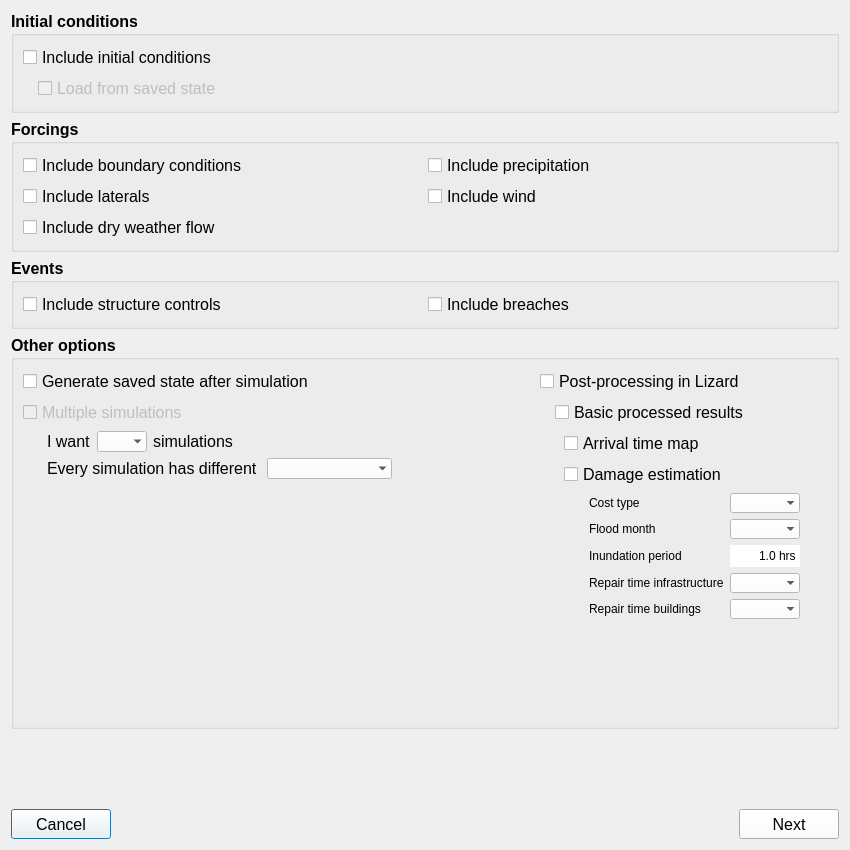
Before: the Qt Designer form threedi_models_and_simulations/ui/simulation_wizard/init_dialog.ui in nens/threedi-api-qgis-client, drawn with Qt 5.
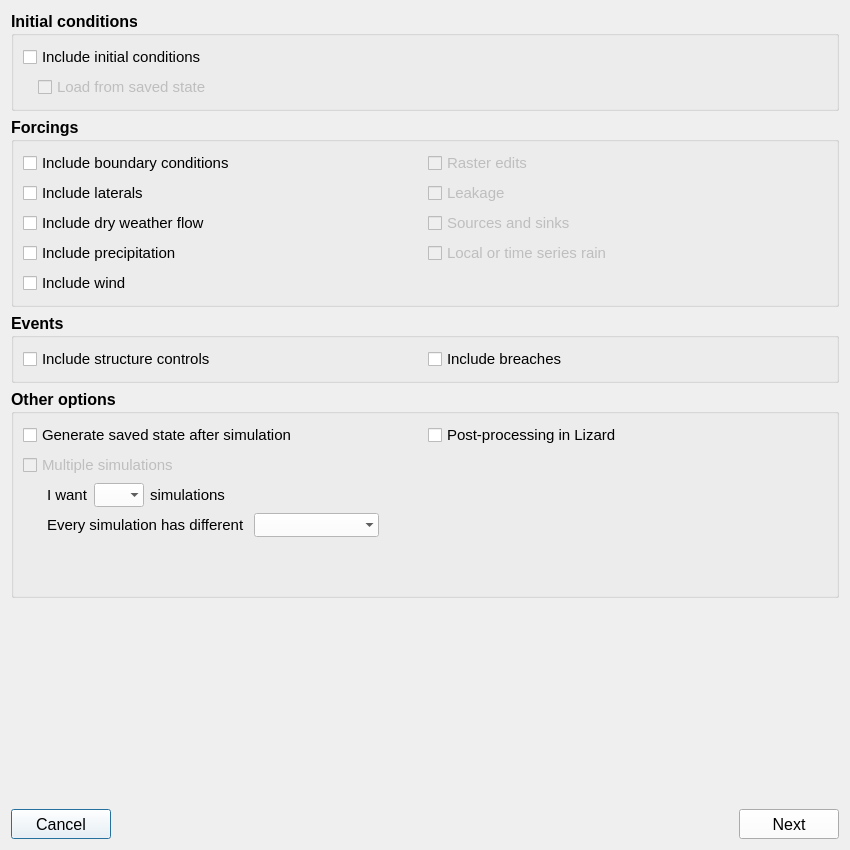
After: the same form once the commit is applied.

Commit message: Moved post-processing in Lizard to the separate simulation wizard page.

What changed in the file:
```diff
--- a/threedi_models_and_simulations/ui/simulation_wizard/init_dialog.ui
+++ b/threedi_models_and_simulations/ui/simulation_wizard/init_dialog.ui
@@ -108,7 +108,7 @@
              <property name="font">
               <font>
                <family>Segoe UI</family>
-               <pointsize>12</pointsize>
+               <pointsize>11</pointsize>
                <weight>50</weight>
                <bold>false</bold>
               </font>
@@ -126,7 +126,7 @@
           <property name="font">
            <font>
             <family>Segoe UI</family>
-            <pointsize>12</pointsize>
+            <pointsize>11</pointsize>
             <weight>50</weight>
             <bold>false</bold>
            </font>
@@ -153,27 +153,12 @@
         <string>Forcings</string>
        </property>
        <layout class="QGridLayout" name="gridLayout_6">
-        <item row="2" column="0">
-         <widget class="QCheckBox" name="cb_dwf">
-          <property name="font">
-           <font>
-            <family>Segoe UI</family>
-            <pointsize>12</pointsize>
-            <weight>50</weight>
-            <bold>false</bold>
-           </font>
-          </property>
-          <property name="text">
-           <string>Include dry weather flow</string>
-          </property>
-         </widget>
-        </item>
         <item row="1" column="0">
          <widget class="QCheckBox" name="cb_laterals">
           <property name="font">
            <font>
             <family>Segoe UI</family>
-            <pointsize>12</pointsize>
+            <pointsize>11</pointsize>
             <weight>50</weight>
             <bold>false</bold>
            </font>
@@ -183,6 +168,111 @@
           </property>
          </widget>
         </item>
+        <item row="1" column="1">
+         <widget class="QCheckBox" name="cb_leakage">
+          <property name="enabled">
+           <bool>false</bool>
+          </property>
+          <property name="font">
+           <font>
+            <family>Segoe UI</family>
+            <pointsize>11</pointsize>
+            <weight>50</weight>
+            <bold>false</bold>
+           </font>
+          </property>
+          <property name="text">
+           <string>Leakage</string>
+          </property>
+         </widget>
+        </item>
+        <item row="3" column="0">
+         <widget class="QCheckBox" name="cb_precipitation">
+          <property name="font">
+           <font>
+            <family>Segoe UI</family>
+            <pointsize>11</pointsize>
+            <weight>50</weight>
+            <bold>false</bold>
+           </font>
+          </property>
+          <property name="layoutDirection">
+           <enum>Qt::LeftToRight</enum>
+          </property>
+          <property name="text">
+           <string>Include precipitation</string>
+          </property>
+         </widget>
+        </item>
+        <item row="2" column="1">
+         <widget class="QCheckBox" name="cb_sources_sinks">
+          <property name="enabled">
+           <bool>false</bool>
+          </property>
+          <property name="font">
+           <font>
+            <family>Segoe UI</family>
+            <pointsize>11</pointsize>
+            <weight>50</weight>
+            <bold>false</bold>
+           </font>
+          </property>
+          <property name="text">
+           <string>Sources and sinks</string>
+          </property>
+         </widget>
+        </item>
+        <item row="0" column="1">
+         <widget class="QCheckBox" name="cb_raster_edits">
+          <property name="enabled">
+           <bool>false</bool>
+          </property>
+          <property name="font">
+           <font>
+            <family>Segoe UI</family>
+            <pointsize>11</pointsize>
+            <weight>50</weight>
+            <bold>false</bold>
+           </font>
+          </property>
+          <property name="text">
+           <string>Raster edits</string>
+          </property>
+         </widget>
+        </item>
+        <item row="3" column="1">
+         <widget class="QCheckBox" name="cb_local_or_ts_rain">
+          <property name="enabled">
+           <bool>false</bool>
+          </property>
+          <property name="font">
+           <font>
+            <family>Segoe UI</family>
+            <pointsize>11</pointsize>
+            <weight>50</weight>
+            <bold>false</bold>
+           </font>
+          </property>
+          <property name="text">
+           <string>Local or time series rain</string>
+          </property>
+         </widget>
+        </item>
+        <item row="2" column="0">
+         <widget class="QCheckBox" name="cb_dwf">
+          <property name="font">
+           <font>
+            <family>Segoe UI</family>
+            <pointsize>11</pointsize>
+            <weight>50</weight>
+            <bold>false</bold>
+           </font>
+          </property>
+          <property name="text">
+           <string>Include dry weather flow</string>
+          </property>
+         </widget>
+        </item>
         <item row="0" column="0">
          <widget class="QCheckBox" name="cb_boundary">
           <property name="enabled">
@@ -197,7 +287,7 @@
           <property name="font">
            <font>
             <family>Segoe UI</family>
-            <pointsize>12</pointsize>
+            <pointsize>11</pointsize>
             <weight>50</weight>
             <bold>false</bold>
            </font>
@@ -207,30 +297,12 @@
           </property>
          </widget>
         </item>
-        <item row="0" column="1">
-         <widget class="QCheckBox" name="cb_precipitation">
-          <property name="font">
-           <font>
-            <family>Segoe UI</family>
-            <pointsize>12</pointsize>
-            <weight>50</weight>
-            <bold>false</bold>
-           </font>
-          </property>
-          <property name="layoutDirection">
-           <enum>Qt::LeftToRight</enum>
-          </property>
-          <property name="text">
-           <string>Include precipitation</string>
-          </property>
-         </widget>
-        </item>
-        <item row="1" column="1">
+        <item row="4" column="0">
          <widget class="QCheckBox" name="cb_wind">
           <property name="font">
            <font>
             <family>Segoe UI</family>
-            <pointsize>12</pointsize>
+            <pointsize>11</pointsize>
             <weight>50</weight>
             <bold>false</bold>
            </font>
@@ -265,7 +337,7 @@
           <property name="font">
            <font>
             <family>Segoe UI</family>
-            <pointsize>12</pointsize>
+            <pointsize>11</pointsize>
             <weight>50</weight>
             <bold>false</bold>
            </font>
@@ -280,7 +352,7 @@
           <property name="font">
            <font>
             <family>Segoe UI</family>
-            <pointsize>12</pointsize>
+            <pointsize>11</pointsize>
             <weight>50</weight>
             <bold>false</bold>
            </font>
@@ -307,682 +379,6 @@
         <string>Other options</string>
        </property>
        <layout class="QGridLayout" name="gridLayout_7">
-        <item row="0" column="1">
-         <widget class="QCheckBox" name="cb_postprocess">
-          <property name="font">
-           <font>
-            <family>Segoe UI</family>
-            <pointsize>12</pointsize>
-            <weight>50</weight>
-            <bold>false</bold>
-           </font>
-          </property>
-          <property name="text">
-           <string>Post-processing in Lizard</string>
-          </property>
-         </widget>
-        </item>
-        <item row="1" column="0">
-         <widget class="QCheckBox" name="cb_multiple_simulations">
-          <property name="enabled">
-           <bool>false</bool>
-          </property>
-          <property name="font">
-           <font>
-            <family>Segoe UI</family>
-            <pointsize>12</pointsize>
-            <weight>50</weight>
-            <bold>false</bold>
-           </font>
-          </property>
-          <property name="text">
-           <string>Multiple simulations</string>
-          </property>
-         </widget>
-        </item>
-        <item row="1" column="1" rowspan="2">
-         <widget class="QWidget" name="postprocessing_widget" native="true">
-          <property name="sizePolicy">
-           <sizepolicy hsizetype="Preferred" vsizetype="Expanding">
-            <horstretch>0</horstretch>
-            <verstretch>0</verstretch>
-           </sizepolicy>
-          </property>
-          <property name="font">
-           <font>
-            <family>Segoe UI</family>
-            <pointsize>12</pointsize>
-            <weight>50</weight>
-            <bold>false</bold>
-           </font>
-          </property>
-          <layout class="QVBoxLayout" name="verticalLayout_2">
-           <property name="leftMargin">
-            <number>15</number>
-           </property>
-           <property name="topMargin">
-            <number>0</number>
-           </property>
-           <item>
-            <widget class="QCheckBox" name="cb_basec_results">
-             <property name="font">
-              <font>
-               <family>Segoe UI</family>
-               <pointsize>12</pointsize>
-               <weight>50</weight>
-               <bold>false</bold>
-              </font>
-             </property>
-             <property name="text">
-              <string>Basic processed results</string>
-             </property>
-            </widget>
-           </item>
-           <item>
-            <widget class="QWidget" name="basic_processed_widget" native="true">
-             <layout class="QVBoxLayout" name="verticalLayout_3">
-              <property name="topMargin">
-               <number>0</number>
-              </property>
-              <property name="bottomMargin">
-               <number>0</number>
-              </property>
-              <item>
-               <widget class="QCheckBox" name="cb_arrival_time_map">
-                <property name="font">
-                 <font>
-                  <family>Segoe UI</family>
-                  <pointsize>12</pointsize>
-                  <weight>50</weight>
-                  <bold>false</bold>
-                 </font>
-                </property>
-                <property name="text">
-                 <string>Arrival time map</string>
-                </property>
-               </widget>
-              </item>
-              <item>
-               <widget class="QCheckBox" name="cb_damage_estimation">
-                <property name="font">
-                 <font>
-                  <family>Segoe UI</family>
-                  <pointsize>12</pointsize>
-                  <weight>50</weight>
-                  <bold>false</bold>
-                 </font>
-                </property>
-                <property name="text">
-                 <string>Damage estimation</string>
-                </property>
-               </widget>
-              </item>
-              <item>
-               <widget class="QWidget" name="damage_estimation_widget" native="true">
-                <property name="sizePolicy">
-                 <sizepolicy hsizetype="Preferred" vsizetype="Expanding">
-                  <horstretch>0</horstretch>
-                  <verstretch>0</verstretch>
-                 </sizepolicy>
-                </property>
-                <layout class="QGridLayout" name="gridLayout_9">
-                 <property name="leftMargin">
-                  <number>0</number>
-                 </property>
-                 <property name="topMargin">
-                  <number>0</number>
-                 </property>
-                 <item row="0" column="0" colspan="2">
-                  <layout class="QGridLayout" name="gridLayout_8">
-                   <property name="leftMargin">
-                    <number>25</number>
-                   </property>
-                   <property name="bottomMargin">
-                    <number>0</number>
-                   </property>
-                   <item row="2" column="1">
-                    <widget class="QDoubleSpinBox" name="sb_period">
-                     <property name="sizePolicy">
-                      <sizepolicy hsizetype="Minimum" vsizetype="Expanding">
-                       <horstretch>0</horstretch>
-                       <verstretch>0</verstretch>
-                      </sizepolicy>
-                     </property>
-                     <property name="minimumSize">
-                      <size>
-                       <width>0</width>
-                       <height>20</height>
-                      </size>
-                     </property>
-                     <property name="font">
-                      <font>
-                       <family>Segoe UI</family>
-                       <pointsize>9</pointsize>
-                       <weight>50</weight>
-                       <bold>false</bold>
-                      </font>
-                     </property>
-                     <property name="styleSheet">
-                      <string notr="true">QDoubleSpinBox {background-color: white;}</string>
-                     </property>
-                     <property name="frame">
-                      <bool>false</bool>
-                     </property>
-                     <property name="alignment">
-                      <set>Qt::AlignRight|Qt::AlignTrailing|Qt::AlignVCenter</set>
-                     </property>
-                     <property name="buttonSymbols">
-                      <enum>QAbstractSpinBox::NoButtons</enum>
-                     </property>
-                     <property name="suffix">
-                      <string> hrs</string>
-                     </property>
-                     <property name="decimals">
-                      <number>1</number>
-                     </property>
-                     <property name="minimum">
-                      <double>1.000000000000000</double>
-                     </property>
-                    </widget>
-                   </item>
-                   <item row="4" column="0">
-                    <widget class="QLabel" name="label_9">
-                     <property name="minimumSize">
-                      <size>
-                       <width>0</width>
-                       <height>0</height>
-                      </size>
-                     </property>
-                     <property name="font">
-                      <font>
-                       <family>Segoe UI</family>
-                       <pointsize>9</pointsize>
-                       <weight>50</weight>
-                       <bold>false</bold>
-                      </font>
-                     </property>
-                     <property name="text">
-                      <string>Repair time buildings</string>
-                     </property>
-                    </widget>
-                   </item>
-                   <item row="3" column="1">
-                    <widget class="QComboBox" name="dd_repair_infrastructure">
-                     <property name="sizePolicy">
-                      <sizepolicy hsizetype="Preferred" vsizetype="Expanding">
-                       <horstretch>0</horstretch>
-                       <verstretch>0</verstretch>
-                      </sizepolicy>
-                     </property>
-                     <property name="minimumSize">
-                      <size>
-                       <width>0</width>
-                       <height>20</height>
-                      </size>
-                     </property>
-                     <property name="palette">
-                      <palette>
-                       <active>
-                        <colorrole role="Button">
-                         <brush brushstyle="SolidPattern">
-                          <color alpha="255">
-                           <red>255</red>
-                           <green>255</green>
-                           <blue>255</blue>
-                          </color>
-                         </brush>
-                        </colorrole>
-                        <colorrole role="Base">
-                         <brush brushstyle="SolidPattern">
-                          <color alpha="255">
-                           <red>255</red>
-                           <green>255</green>
-                           <blue>255</blue>
-                          </color>
-                         </brush>
-                        </colorrole>
-                        <colorrole role="Window">
-                         <brush brushstyle="SolidPattern">
-                          <color alpha="255">
-                           <red>255</red>
-                           <green>255</green>
-                           <blue>255</blue>
-                          </color>
-                         </brush>
-                        </colorrole>
-                        <colorrole role="Highlight">
-                         <brush brushstyle="SolidPattern">
-                          <color alpha="255">
-                           <red>211</red>
-                           <green>211</green>
-                           <blue>211</blue>
-                          </color>
-                         </brush>
-                        </colorrole>
-                       </active>
-                       <inactive>
-                        <colorrole role="Button">
-                         <brush brushstyle="SolidPattern">
-                          <color alpha="255">
-                           <red>255</red>
-                           <green>255</green>
-                           <blue>255</blue>
-                          </color>
-                         </brush>
-                        </colorrole>
-                        <colorrole role="Base">
-                         <brush brushstyle="SolidPattern">
-                          <color alpha="255">
-                           <red>255</red>
-                           <green>255</green>
-                           <blue>255</blue>
-                          </color>
-                         </brush>
-                        </colorrole>
-                        <colorrole role="Window">
-                         <brush brushstyle="SolidPattern">
-                          <color alpha="255">
-                           <red>255</red>
-                           <green>255</green>
-                           <blue>255</blue>
-                          </color>
-                         </brush>
-                        </colorrole>
-                        <colorrole role="Highlight">
-                         <brush brushstyle="SolidPattern">
-                          <color alpha="255">
-                           <red>211</red>
-                           <green>211</green>
-                           <blue>211</blue>
-                          </color>
-                         </brush>
-                        </colorrole>
-                       </inactive>
-                       <disabled>
-                        <colorrole role="Button">
-                         <brush brushstyle="SolidPattern">
-                          <color alpha="255">
-                           <red>255</red>
-                           <green>255</green>
-                           <blue>255</blue>
-                          </color>
-                         </brush>
-                        </colorrole>
-                        <colorrole role="Base">
-                         <brush brushstyle="SolidPattern">
-                          <color alpha="255">
-                           <red>255</red>
-                           <green>255</green>
-                           <blue>255</blue>
-                          </color>
-                         </brush>
-                        </colorrole>
-                        <colorrole role="Window">
-                         <brush brushstyle="SolidPattern">
-                          <color alpha="255">
-                           <red>255</red>
-                           <green>255</green>
-                           <blue>255</blue>
-                          </color>
-                         </brush>
-                        </colorrole>
-                        <colorrole role="Highlight">
-                         <brush brushstyle="SolidPattern">
-                          <color alpha="255">
-                           <red>211</red>
-                           <green>211</green>
-                           <blue>211</blue>
-                          </color>
-                         </brush>
-                        </colorrole>
-                       </disabled>
-                      </palette>
-                     </property>
-                     <property name="font">
-                      <font>
-                       <family>Segoe UI</family>
-                       <pointsize>9</pointsize>
-                       <weight>50</weight>
-                       <bold>false</bold>
-                      </font>
-                     </property>
-                     <property name="styleSheet">
-                      <string notr="true">QComboBox {background-color:white; selection-background-color: lightgray;}</string>
-                     </property>
-                     <property name="frame">
-                      <bool>false</bool>
-                     </property>
-                    </widget>
-                   </item>
-                   <item row="0" column="0">
-                    <widget class="QLabel" name="label_5">
-                     <property name="minimumSize">
-                      <size>
-                       <width>0</width>
-                       <height>0</height>
-                      </size>
-                     </property>
-                     <property name="font">
-                      <font>
-                       <family>Segoe UI</family>
-                       <pointsize>9</pointsize>
-                       <weight>50</weight>
-                       <bold>false</bold>
-                      </font>
-                     </property>
-                     <property name="text">
-                      <string>Cost type</string>
-                     </property>
-                    </widget>
-                   </item>
-                   <item row="2" column="0">
-                    <widget class="QLabel" name="label_7">
-                     <property name="minimumSize">
-                      <size>
-                       <width>0</width>
-                       <height>0</height>
-                      </size>
-                     </property>
-                     <property name="font">
-                      <font>
-                       <family>Segoe UI</family>
-                       <pointsize>9</pointsize>
-                       <weight>50</weight>
-                       <bold>false</bold>
-                      </font>
-                     </property>
-                     <property name="text">
-                      <string>Inundation period</string>
-                     </property>
-                    </widget>
-                   </item>
-                   <item row="4" column="1">
-                    <widget class="QComboBox" name="dd_repair_building">
-                     <property name="sizePolicy">
-                      <sizepolicy hsizetype="Preferred" vsizetype="Expanding">
-                       <horstretch>0</horstretch>
-                       <verstretch>0</verstretch>
-                      </sizepolicy>
-                     </property>
-                     <property name="minimumSize">
-                      <size>
-                       <width>0</width>
-                       <height>20</height>
-                      </size>
-                     </property>
-                     <property name="font">
-                      <font>
-                       <family>Segoe UI</family>
-                       <pointsize>9</pointsize>
-                       <weight>50</weight>
-                       <bold>false</bold>
-                      </font>
-                     </property>
-                     <property name="styleSheet">
-                      <string notr="true">QComboBox {background-color:white; selection-background-color: lightgray;}</string>
-                     </property>
-                     <property name="frame">
-                      <bool>false</bool>
-                     </property>
-                    </widget>
-                   </item>
-                   <item row="1" column="1">
-                    <widget class="QComboBox" name="dd_flood_month">
-                     <property name="sizePolicy">
-                      <sizepolicy hsizetype="Preferred" vsizetype="Expanding">
-                       <horstretch>0</horstretch>
-                       <verstretch>0</verstretch>
-                      </sizepolicy>
-                     </property>
-                     <property name="minimumSize">
-                      <size>
-                       <width>0</width>
-                       <height>20</height>
-                      </size>
-                     </property>
-                     <property name="font">
-                      <font>
-                       <family>Segoe UI</family>
-                       <pointsize>9</pointsize>
-                       <weight>50</weight>
-                       <bold>false</bold>
-                      </font>
-                     </property>
-                     <property name="styleSheet">
-                      <string notr="true">QComboBox {background-color:white; selection-background-color: lightgray;}</string>
-                     </property>
-                     <property name="frame">
-                      <bool>false</bool>
-                     </property>
-                    </widget>
-                   </item>
-                   <item row="0" column="1">
-                    <widget class="QComboBox" name="dd_cost_type">
-                     <property name="sizePolicy">
-                      <sizepolicy hsizetype="Preferred" vsizetype="Expanding">
-                       <horstretch>0</horstretch>
-                       <verstretch>0</verstretch>
-                      </sizepolicy>
-                     </property>
-                     <property name="minimumSize">
-                      <size>
-                       <width>0</width>
-                       <height>20</height>
-                      </size>
-                     </property>
-                     <property name="palette">
-                      <palette>
-                       <active>
-                        <colorrole role="Button">
-                         <brush brushstyle="SolidPattern">
-                          <color alpha="255">
-                           <red>255</red>
-                           <green>255</green>
-                           <blue>255</blue>
-                          </color>
-                         </brush>
-                        </colorrole>
-                        <colorrole role="Base">
-                         <brush brushstyle="SolidPattern">
-                          <color alpha="255">
-                           <red>255</red>
-                           <green>255</green>
-                           <blue>255</blue>
-                          </color>
-                         </brush>
-                        </colorrole>
-                        <colorrole role="Window">
-                         <brush brushstyle="SolidPattern">
-                          <color alpha="255">
-                           <red>255</red>
-                           <green>255</green>
-                           <blue>255</blue>
-                          </color>
-                         </brush>
-                        </colorrole>
-                        <colorrole role="Highlight">
-                         <brush brushstyle="SolidPattern">
-                          <color alpha="255">
-                           <red>211</red>
-                           <green>211</green>
-                           <blue>211</blue>
-                          </color>
-                         </brush>
-                        </colorrole>
-                       </active>
-                       <inactive>
-                        <colorrole role="Button">
-                         <brush brushstyle="SolidPattern">
-                          <color alpha="255">
-                           <red>255</red>
-                           <green>255</green>
-                           <blue>255</blue>
-                          </color>
-                         </brush>
-                        </colorrole>
-                        <colorrole role="Base">
-                         <brush brushstyle="SolidPattern">
-                          <color alpha="255">
-                           <red>255</red>
-                           <green>255</green>
-                           <blue>255</blue>
-                          </color>
-                         </brush>
-                        </colorrole>
-                        <colorrole role="Window">
-                         <brush brushstyle="SolidPattern">
-                          <color alpha="255">
-                           <red>255</red>
-                           <green>255</green>
-                           <blue>255</blue>
-                          </color>
-                         </brush>
-                        </colorrole>
-                        <colorrole role="Highlight">
-                         <brush brushstyle="SolidPattern">
-                          <color alpha="255">
-                           <red>211</red>
-                           <green>211</green>
-                           <blue>211</blue>
-                          </color>
-                         </brush>
-                        </colorrole>
-                       </inactive>
-                       <disabled>
-                        <colorrole role="Button">
-                         <brush brushstyle="SolidPattern">
-                          <color alpha="255">
-                           <red>255</red>
-                           <green>255</green>
-                           <blue>255</blue>
-                          </color>
-                         </brush>
-                        </colorrole>
-                        <colorrole role="Base">
-                         <brush brushstyle="SolidPattern">
-                          <color alpha="255">
-                           <red>255</red>
-                           <green>255</green>
-                           <blue>255</blue>
-                          </color>
-                         </brush>
-                        </colorrole>
-                        <colorrole role="Window">
-                         <brush brushstyle="SolidPattern">
-                          <color alpha="255">
-                           <red>255</red>
-                           <green>255</green>
-                           <blue>255</blue>
-                          </color>
-                         </brush>
-                        </colorrole>
-                        <colorrole role="Highlight">
-                         <brush brushstyle="SolidPattern">
-                          <color alpha="255">
-                           <red>211</red>
-                           <green>211</green>
-                           <blue>211</blue>
-                          </color>
-                         </brush>
-                        </colorrole>
-                       </disabled>
-                      </palette>
-                     </property>
-                     <property name="font">
-                      <font>
-                       <family>Segoe UI</family>
-                       <pointsize>9</pointsize>
-                       <weight>50</weight>
-                       <bold>false</bold>
-                      </font>
-                     </property>
-                     <property name="styleSheet">
-                      <string notr="true">QComboBox {background-color:white; selection-background-color: lightgray;}</string>
-                     </property>
-                     <property name="frame">
-                      <bool>false</bool>
-                     </property>
-                    </widget>
-                   </item>
-                   <item row="1" column="0">
-                    <widget class="QLabel" name="label_6">
-                     <property name="minimumSize">
-                      <size>
-                       <width>0</width>
-                       <height>0</height>
-                      </size>
-                     </property>
-                     <property name="font">
-                      <font>
-                       <family>Segoe UI</family>
-                       <pointsize>9</pointsize>
-                       <weight>50</weight>
-                       <bold>false</bold>
-                      </font>
-                     </property>
-                     <property name="text">
-                      <string>Flood month</string>
-                     </property>
-                    </widget>
-                   </item>
-                   <item row="3" column="0">
-                    <widget class="QLabel" name="label_8">
-                     <property name="minimumSize">
-                      <size>
-                       <width>0</width>
-                       <height>0</height>
-                      </size>
-                     </property>
-                     <property name="font">
-                      <font>
-                       <family>Segoe UI</family>
-                       <pointsize>9</pointsize>
-                       <weight>50</weight>
-                       <bold>false</bold>
-                      </font>
-                     </property>
-                     <property name="text">
-                      <string>Repair time infrastructure</string>
-                     </property>
-                    </widget>
-                   </item>
-                  </layout>
-                 </item>
-                 <item row="3" column="0">
-                  <spacer name="verticalSpacer_3">
-                   <property name="orientation">
-                    <enum>Qt::Vertical</enum>
-                   </property>
-                   <property name="sizeHint" stdset="0">
-                    <size>
-                     <width>20</width>
-                     <height>40</height>
-                    </size>
-                   </property>
-                  </spacer>
-                 </item>
-                </layout>
-               </widget>
-              </item>
-             </layout>
-            </widget>
-           </item>
-           <item>
-            <spacer name="verticalSpacer_2">
-             <property name="orientation">
-              <enum>Qt::Vertical</enum>
-             </property>
-             <property name="sizeHint" stdset="0">
-              <size>
-               <width>20</width>
-               <height>40</height>
-              </size>
-             </property>
-            </spacer>
-           </item>
-          </layout>
-         </widget>
-        </item>
         <item row="0" column="0">
          <widget class="QCheckBox" name="cb_generate">
           <property name="palette">
@@ -1025,7 +421,7 @@
           <property name="font">
            <font>
             <family>Segoe UI</family>
-            <pointsize>12</pointsize>
+            <pointsize>11</pointsize>
             <weight>50</weight>
             <bold>false</bold>
            </font>
@@ -1036,6 +432,39 @@
          </widget>
         </item>
         <item row="2" column="0">
+         <widget class="QCheckBox" name="cb_multiple_simulations">
+          <property name="enabled">
+           <bool>false</bool>
+          </property>
+          <property name="font">
+           <font>
+            <family>Segoe UI</family>
+            <pointsize>11</pointsize>
+            <weight>50</weight>
+            <bold>false</bold>
+           </font>
+          </property>
+          <property name="text">
+           <string>Multiple simulations</string>
+          </property>
+         </widget>
+        </item>
+        <item row="0" column="1">
+         <widget class="QCheckBox" name="cb_postprocess">
+          <property name="font">
+           <font>
+            <family>Segoe UI</family>
+            <pointsize>11</pointsize>
+            <weight>50</weight>
+            <bold>false</bold>
+           </font>
+          </property>
+          <property name="text">
+           <string>Post-processing in Lizard</string>
+          </property>
+         </widget>
+        </item>
+        <item row="3" column="0" colspan="2">
          <widget class="QWidget" name="multiple_simulations_widget" native="true">
           <property name="sizePolicy">
            <sizepolicy hsizetype="Preferred" vsizetype="MinimumExpanding">
@@ -1084,7 +513,7 @@
                 <property name="font">
                  <font>
                   <family>Segoe UI</family>
-                  <pointsize>12</pointsize>
+                  <pointsize>11</pointsize>
                   <weight>50</weight>
                   <bold>false</bold>
                  </font>
@@ -1235,7 +664,7 @@
                 <property name="font">
                  <font>
                   <family>Segoe UI</family>
-                  <pointsize>10</pointsize>
+                  <pointsize>11</pointsize>
                   <weight>50</weight>
                   <bold>false</bold>
                  </font>
@@ -1259,7 +688,7 @@
                 <property name="font">
                  <font>
                   <family>Segoe UI</family>
-                  <pointsize>12</pointsize>
+                  <pointsize>11</pointsize>
                   <weight>50</weight>
                   <bold>false</bold>
                  </font>
@@ -1299,7 +728,7 @@
                 <property name="font">
                  <font>
                   <family>Segoe UI</family>
-                  <pointsize>12</pointsize>
+                  <pointsize>11</pointsize>
                   <weight>50</weight>
                   <bold>false</bold>
                  </font>
@@ -1444,7 +873,7 @@
                 <property name="font">
                  <font>
                   <family>Segoe UI</family>
-                  <pointsize>10</pointsize>
+                  <pointsize>11</pointsize>
                   <weight>50</weight>
                   <bold>false</bold>
                  </font>
```
The commit also changes 4 other files.
